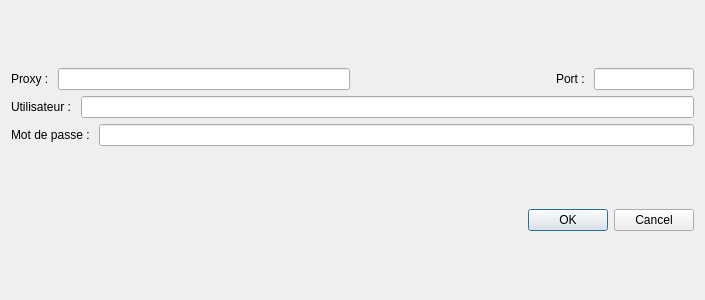
Before: the Qt Designer form proxy_params.ui in Fabien-B/Projet-Python, drawn with Qt 5.
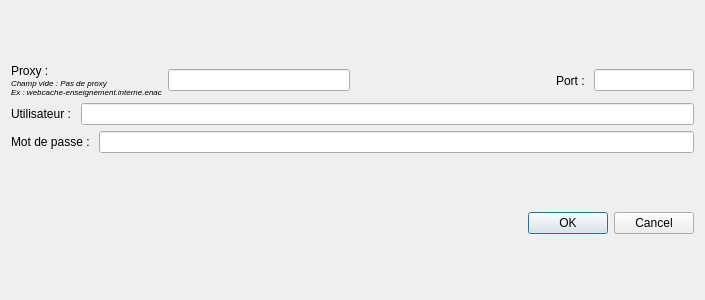
After: the same form once the commit is applied.

Commit message: Paramétrage du proxy op. Il reste qu'à le tester

What changed in the file:
```diff
--- a/proxy_params.ui
+++ b/proxy_params.ui
@@ -23,7 +23,7 @@
          <item>
           <widget class="QLabel" name="label">
            <property name="text">
-            <string>Proxy : </string>
+            <string>&lt;html&gt;&lt;head/&gt;&lt;body&gt;Proxy :&lt;br&gt;&lt;span style=&quot; font-size:6pt; font-style:italic;&quot;&gt;Champ vide : Pas de proxy&lt;br&gt;&lt;/span&gt;&lt;span style=&quot; font-size:6pt; font-style:italic;&quot;&gt;Ex : &lt;/span&gt;&lt;span style=&quot; font-size:6pt;&quot;/&gt;&lt;span style=&quot; font-size:6pt; font-style:italic;&quot;&gt;webcache-enseignement.interne.enac&lt;/span&gt;&lt;/body&gt;&lt;/html&gt;</string>
            </property>
           </widget>
          </item>
```
Left out of the diff: 2 changed lines with no effect on the pictures. The commit also changes 5 other files.
